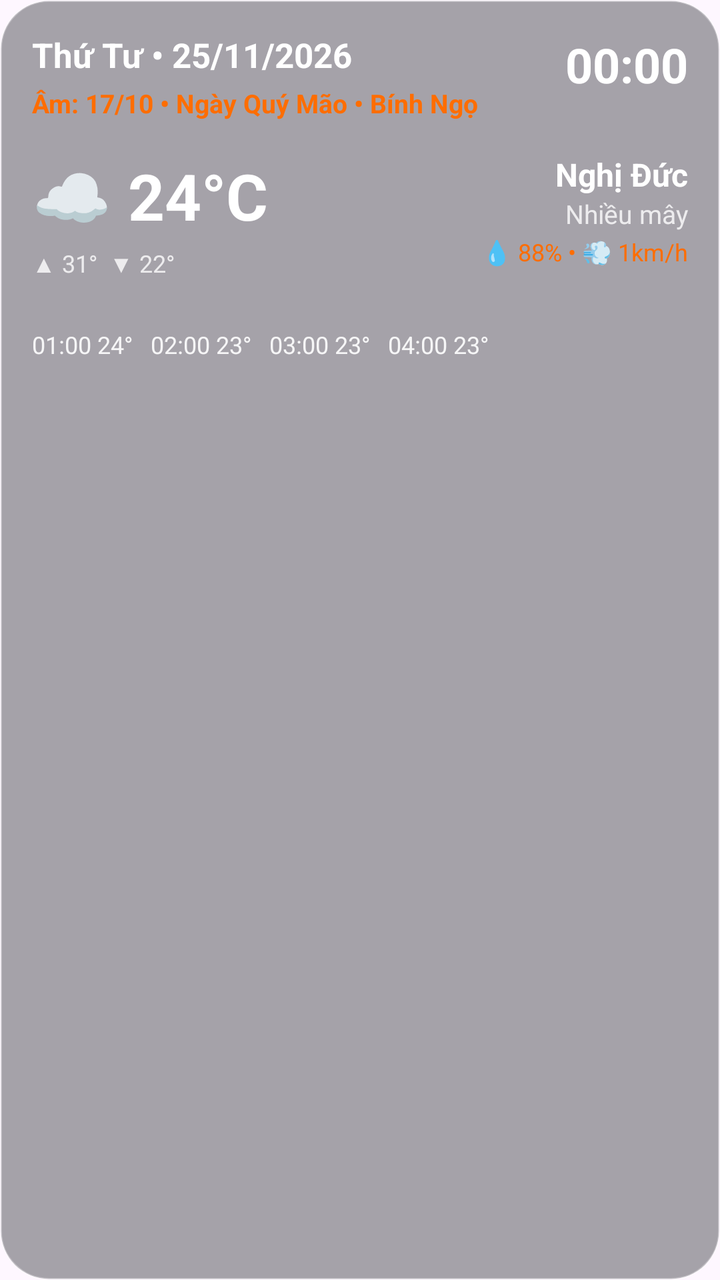
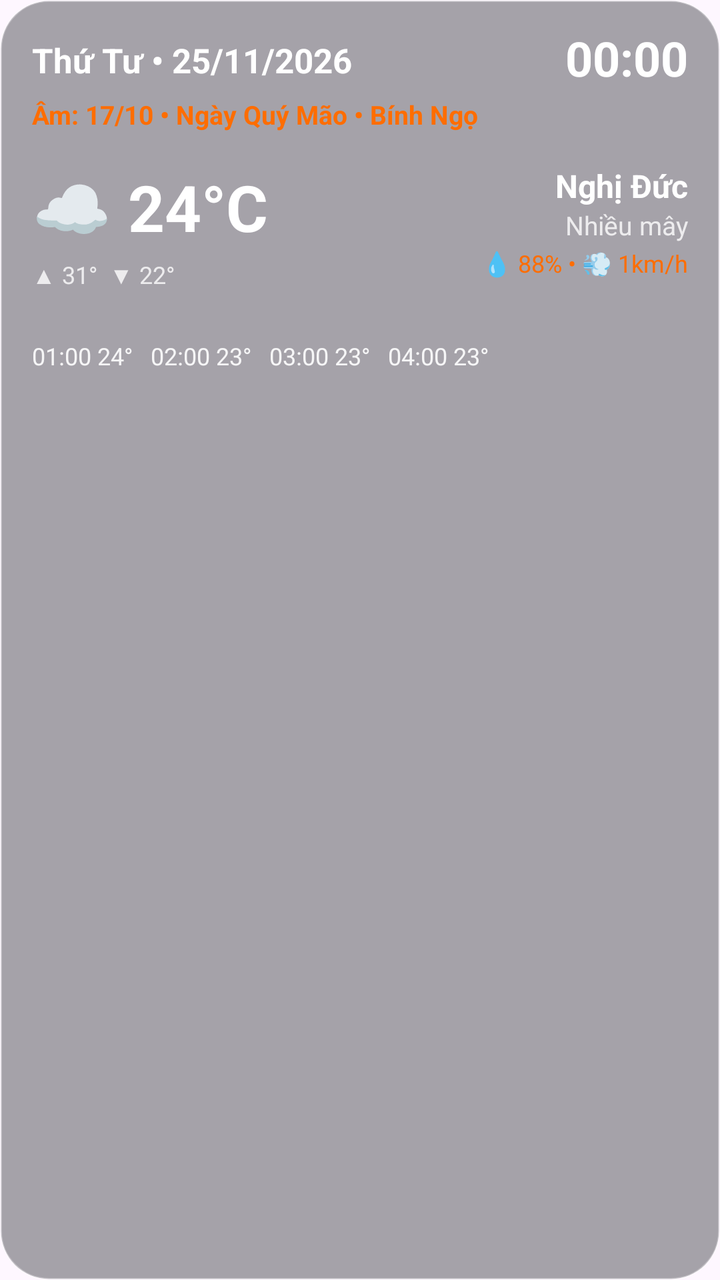

An Android layout rendered at two revisions. The XML below is the earlier revision; the diff shows what the commit changed to produce the second picture.
<!-- AndroidManifest.xml: application theme Theme.Material3.DayNight.NoActionBar -->
<!-- res/layout/widget_4x4.xml -->
<?xml version="1.0" encoding="utf-8"?>
<RelativeLayout xmlns:android="http://schemas.android.com/apk/res/android"
    android:id="@+id/widget_root"
    android:layout_width="match_parent"
    android:layout_height="match_parent"
    android:background="@drawable/bg_widget_glass_dark"
    android:padding="16dp">

    <TextView
        android:id="@+id/tv_solar_date"
        android:layout_width="wrap_content"
        android:layout_height="wrap_content"
        android:layout_alignParentStart="true"
        android:layout_alignParentTop="true"
        android:layout_toStartOf="@id/tc_clock"
        android:layout_marginEnd="8dp"
        android:fontFamily="sans-serif"
        android:maxLines="1"
        android:text="Thứ Tư • 25/11/2026"
        android:textColor="#FFFFFF"
        android:textSize="17sp"
        android:textStyle="bold" />

    <TextClock
        android:id="@+id/tc_clock"
        android:layout_width="wrap_content"
        android:layout_height="wrap_content"
        android:layout_alignParentTop="true"
        android:layout_alignParentEnd="true"
        android:fontFamily="sans-serif"
        android:format12Hour="HH:mm"
        android:format24Hour="HH:mm"
        android:maxLines="1"
        android:padding="0dp"
        android:textColor="#FFFFFF"
        android:textSize="24sp"
        android:textStyle="bold" />

    <TextView
        android:id="@+id/tv_update_time"
        android:layout_width="wrap_content"
        android:layout_height="wrap_content"
        android:visibility="gone" />

    <TextView
        android:id="@+id/tv_lunar_date"
        android:layout_width="match_parent"
        android:layout_height="wrap_content"
        android:layout_below="@id/tv_solar_date"
        android:layout_alignParentStart="true"
        android:layout_alignParentEnd="true"
        android:layout_marginTop="4dp"
        android:fontFamily="sans-serif"
        android:maxLines="1"
        android:text="Âm: 17/10 • Ngày Quý Mão • Bính Ngọ"
        android:textColor="#FF6D00"
        android:textSize="13sp"
        android:textStyle="bold" />

    <LinearLayout
        android:id="@+id/layout_middle_4x4"
        android:layout_width="match_parent"
        android:layout_height="wrap_content"
        android:layout_below="@id/tv_lunar_date"
        android:layout_marginTop="16dp"
        android:orientation="horizontal">

        <LinearLayout
            android:layout_width="0dp"
            android:layout_height="wrap_content"
            android:layout_weight="1"
            android:orientation="vertical">

            <TextView
                android:id="@+id/tv_temp"
                android:layout_width="wrap_content"
                android:layout_height="wrap_content"
                android:fontFamily="sans-serif"
                android:text="☁ 24°C"
                android:textColor="#FFFFFF"
                android:textSize="32sp"
                android:textStyle="bold" />

            <TextView
                android:id="@+id/tv_min_max"
                android:layout_width="wrap_content"
                android:layout_height="wrap_content"
                android:layout_marginTop="4dp"
                android:fontFamily="sans-serif"
                android:text="▲ 31°  ▼ 22°"
                android:textColor="#CCFFFFFF"
                android:textSize="12sp" />
        </LinearLayout>

        <LinearLayout
            android:layout_width="wrap_content"
            android:layout_height="wrap_content"
            android:gravity="end"
            android:orientation="vertical">

            <TextView
                android:id="@+id/tv_location"
                android:layout_width="wrap_content"
                android:layout_height="wrap_content"
                android:fontFamily="sans-serif"
                android:text="Nghị Đức"
                android:textColor="#FFFFFF"
                android:textSize="16sp"
                android:textStyle="bold" />

            <TextView
                android:id="@+id/tv_condition"
                android:layout_width="wrap_content"
                android:layout_height="wrap_content"
                android:fontFamily="sans-serif"
                android:text="Nhiều mây"
                android:textColor="#CCFFFFFF"
                android:textSize="13sp" />

            <TextView
                android:id="@+id/tv_humidity_wind"
                android:layout_width="wrap_content"
                android:layout_height="wrap_content"
                android:layout_marginTop="2dp"
                android:fontFamily="sans-serif"
                android:text="💧 88% • 💨 1km/h"
                android:textColor="#FF6D00"
                android:textSize="12sp" />
        </LinearLayout>
    </LinearLayout>

    <TextView
        android:id="@+id/tv_hourly"
        android:layout_width="wrap_content"
        android:layout_height="wrap_content"
        android:layout_below="@id/layout_middle_4x4"
        android:layout_marginTop="24dp"
        android:fontFamily="sans-serif"
        android:text="01:00 24°   02:00 23°   03:00 23°   04:00 23°"
        android:textColor="#E6FFFFFF"
        android:textSize="12sp" />

    <TextView
        android:id="@+id/tv_signature"
        android:layout_width="wrap_content"
        android:layout_height="wrap_content"
        android:layout_alignParentEnd="true"
        android:layout_alignParentBottom="true"
        android:alpha="0.9"
        android:fontFamily="sans-serif"
        android:text=""
        android:textColor="#FFFFFF"
        android:textSize="11sp"
        android:textStyle="italic" />
</RelativeLayout>
<!-- resources referenced by this layout -->
<resources>
  <!-- drawable bg_widget_glass_dark (drawable) -->
  <?xml version="1.0" encoding="utf-8"?>
  <shape xmlns:android="http://schemas.android.com/apk/res/android">
      <solid android:color="#661E2229" />
      <corners android:radius="24dp" />
      <stroke
          android:width="1dp"
          android:color="#4DFFFFFF" />
  </shape>
</resources>

<!-- the commit's change to res/layout/widget_4x4.xml (unified diff, before → after) -->
@@ -6,35 +6,41 @@
     android:background="@drawable/bg_widget_glass_dark"
     android:padding="16dp">
 
-    <TextView
-        android:id="@+id/tv_solar_date"
-        android:layout_width="wrap_content"
-        android:layout_height="wrap_content"
-        android:layout_alignParentStart="true"
-        android:layout_alignParentTop="true"
-        android:layout_toStartOf="@id/tc_clock"
-        android:layout_marginEnd="8dp"
-        android:fontFamily="sans-serif"
-        android:maxLines="1"
-        android:text="Thứ Tư • 25/11/2026"
-        android:textColor="#FFFFFF"
-        android:textSize="17sp"
-        android:textStyle="bold" />
-
-    <TextClock
-        android:id="@+id/tc_clock"
-        android:layout_width="wrap_content"
+    <LinearLayout
+        android:id="@+id/layout_top_header"
+        android:layout_width="match_parent"
         android:layout_height="wrap_content"
         android:layout_alignParentTop="true"
-        android:layout_alignParentEnd="true"
-        android:fontFamily="sans-serif"
-        android:format12Hour="HH:mm"
-        android:format24Hour="HH:mm"
-        android:maxLines="1"
-        android:padding="0dp"
-        android:textColor="#FFFFFF"
-        android:textSize="24sp"
-        android:textStyle="bold" />
+        android:gravity="center_vertical"
+        android:orientation="horizontal">
+
+        <TextView
+            android:id="@+id/tv_solar_date"
+            android:layout_width="0dp"
+            android:layout_height="wrap_content"
+            android:layout_weight="1"
+            android:layout_marginEnd="8dp"
+            android:fontFamily="sans-serif"
+            android:maxLines="1"
+            android:text="Thứ Tư • 25/11/2026"
+            android:textColor="#FFFFFF"
+            android:textSize="17sp"
+            android:textStyle="bold" />
+
+        <TextClock
+            android:id="@+id/tc_clock"
+            android:layout_width="wrap_content"
+            android:layout_height="wrap_content"
+            android:fontFamily="sans-serif"
+            android:format12Hour="HH:mm"
+            android:format24Hour="HH:mm"
+            android:includeFontPadding="false"
+            android:maxLines="1"
+            android:padding="0dp"
+            android:textColor="#FFFFFF"
+            android:textSize="24sp"
+            android:textStyle="bold" />
+    </LinearLayout>
 
     <TextView
         android:id="@+id/tv_update_time"
@@ -46,7 +52,7 @@
         android:id="@+id/tv_lunar_date"
         android:layout_width="match_parent"
         android:layout_height="wrap_content"
-        android:layout_below="@id/tv_solar_date"
+        android:layout_below="@id/layout_top_header"
         android:layout_alignParentStart="true"
         android:layout_alignParentEnd="true"
         android:layout_marginTop="4dp"
